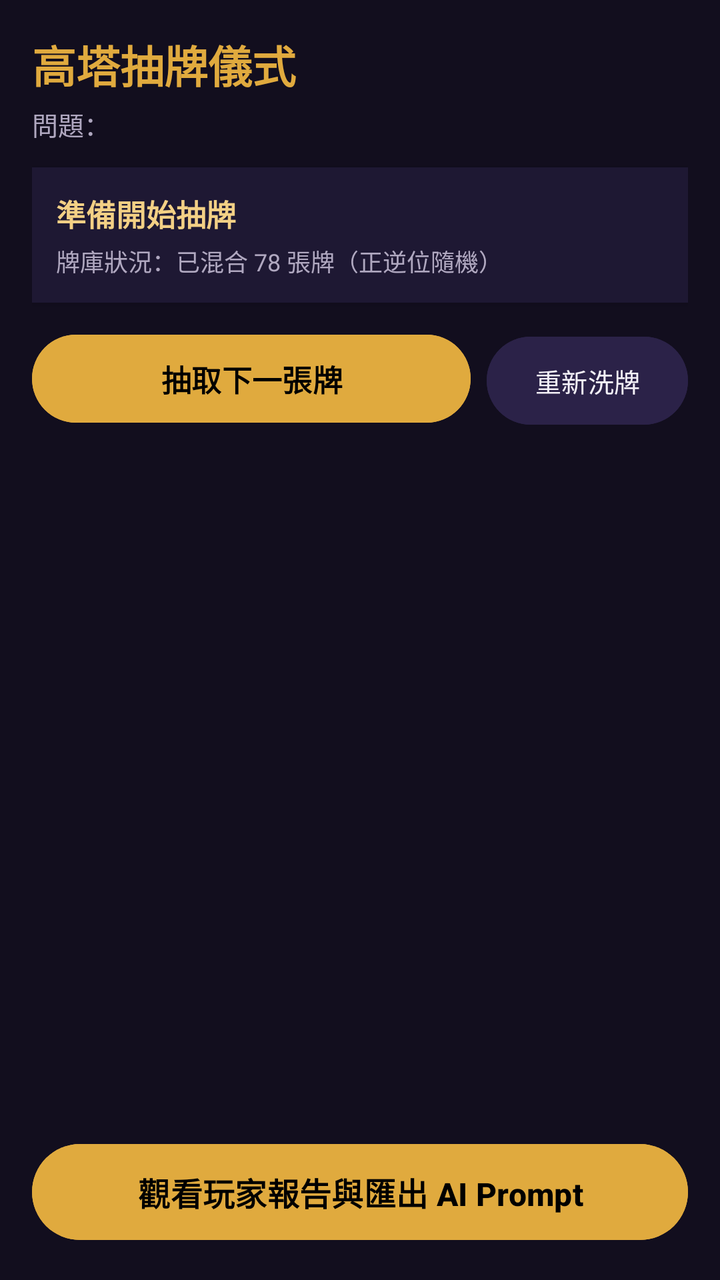
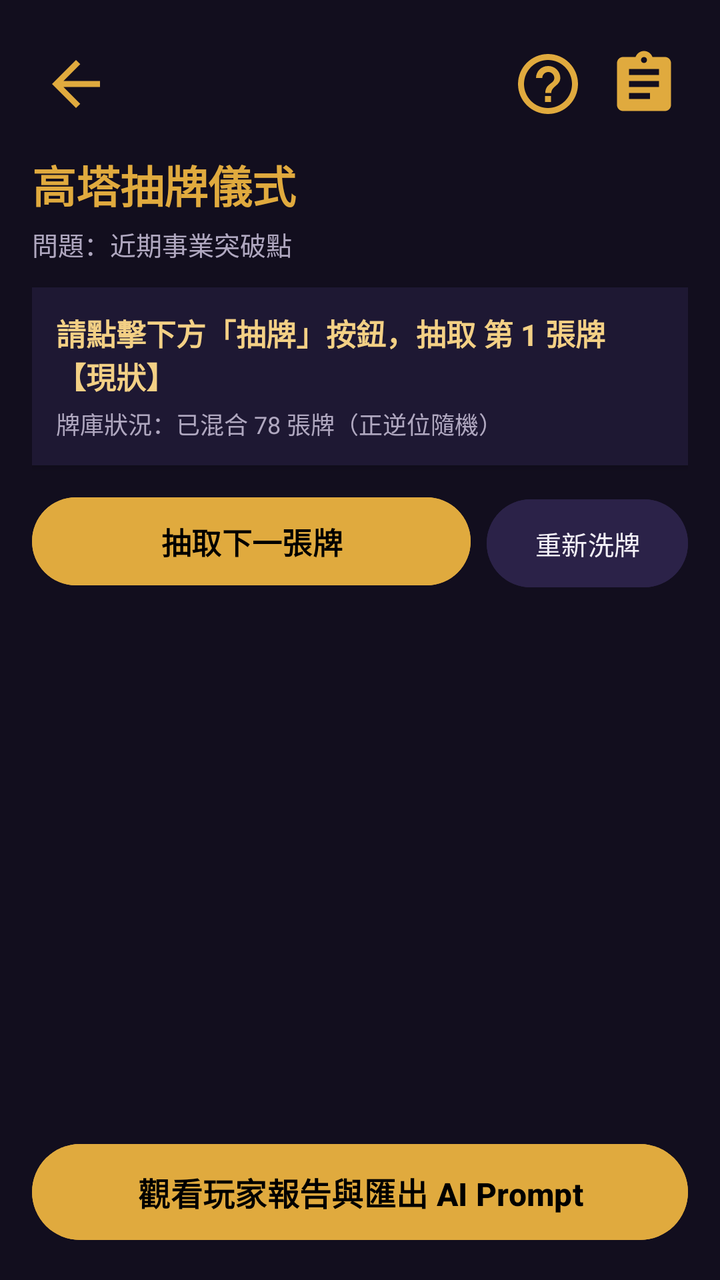

The first picture is an Android layout as it rendered before a commit; the second is the same layout after the commit. The layout source and the unified diff follow.
<!-- AndroidManifest.xml: application theme Theme.Tarot -->
<!-- res/layout/activity_draw.xml -->
<?xml version="1.0" encoding="utf-8"?>
<LinearLayout xmlns:android="http://schemas.android.com/apk/res/android"
    android:id="@+id/main"
    android:layout_width="match_parent"
    android:layout_height="match_parent"
    android:orientation="vertical"
    android:background="@color/tarot_bg_dark"
    android:padding="16dp">

    
    <TextView
        android:layout_width="wrap_content"
        android:layout_height="wrap_content"
        android:text="@string/title_draw"
        android:textColor="@color/tarot_gold_accent"
        android:textSize="22sp"
        android:textStyle="bold" />

    <TextView
        android:id="@+id/tv_draw_question"
        android:layout_width="match_parent"
        android:layout_height="wrap_content"
        android:layout_marginTop="4dp"
        android:text="@string/draw_question_placeholder"
        android:textColor="@color/tarot_text_secondary"
        android:textSize="13sp"
        android:ellipsize="end"
        android:maxLines="1" />

    
    <LinearLayout
        android:layout_width="match_parent"
        android:layout_height="wrap_content"
        android:layout_marginTop="12dp"
        android:orientation="vertical"
        android:padding="12dp"
        android:background="@color/tarot_surface"
        android:elevation="2dp">

        <TextView
            android:id="@+id/tv_draw_prompt"
            android:layout_width="wrap_content"
            android:layout_height="wrap_content"
            android:text="@string/draw_prompt_placeholder"
            android:textColor="@color/tarot_gold_light"
            android:textSize="15sp"
            android:textStyle="bold" />

        <TextView
            android:id="@+id/tv_deck_status"
            android:layout_width="wrap_content"
            android:layout_height="wrap_content"
            android:layout_marginTop="4dp"
            android:text="@string/deck_status_placeholder"
            android:textColor="@color/tarot_text_secondary"
            android:textSize="12sp" />
    </LinearLayout>

    
    <LinearLayout
        android:layout_width="match_parent"
        android:layout_height="wrap_content"
        android:layout_marginTop="12dp"
        android:orientation="horizontal">

        <com.google.android.material.button.MaterialButton
            android:id="@+id/btn_draw_card"
            android:layout_width="0dp"
            android:layout_height="52dp"
            android:layout_weight="1"
            android:text="@string/btn_draw_card"
            android:textColor="@color/black"
            android:textSize="15sp"
            android:textStyle="bold"
            android:backgroundTint="@color/tarot_gold_accent" />

        <com.google.android.material.button.MaterialButton
            android:id="@+id/btn_shuffle_deck"
            android:layout_width="wrap_content"
            android:layout_height="52dp"
            android:layout_marginStart="8dp"
            android:text="@string/btn_shuffle_again"
            android:textColor="@color/tarot_text_primary"
            android:textSize="13sp"
            android:backgroundTint="@color/tarot_surface_variant" />
    </LinearLayout>

    
    <androidx.recyclerview.widget.RecyclerView
        android:id="@+id/rv_drawn_cards"
        android:layout_width="match_parent"
        android:layout_height="0dp"
        android:layout_weight="1"
        android:layout_marginTop="12dp" />

    
    <com.google.android.material.button.MaterialButton
        android:id="@+id/btn_go_report"
        android:layout_width="match_parent"
        android:layout_height="56dp"
        android:layout_marginTop="12dp"
        android:enabled="false"
        android:text="@string/btn_view_report"
        android:textColor="@color/black"
        android:textSize="16sp"
        android:textStyle="bold"
        android:backgroundTint="@color/tarot_gold_accent" />

</LinearLayout>
<!-- resources referenced by this layout -->
<resources>
  <color name="black">#FF000000</color>
  <color name="tarot_bg_dark">#120E1E</color>
  <color name="tarot_gold_accent">#E0AA3E</color>
  <color name="tarot_gold_light">#F3D085</color>
  <color name="tarot_surface">#1E1833</color>
  <color name="tarot_surface_variant">#2B2248</color>
  <color name="tarot_text_primary">#F4F1F8</color>
  <color name="tarot_text_secondary">#B0A8C0</color>
  <string name="btn_draw_card">抽取下一張牌</string>
  <string name="btn_shuffle_again">重新洗牌</string>
  <string name="btn_view_report">觀看玩家報告與匯出 AI Prompt</string>
  <string name="deck_status_placeholder">牌庫狀況：已混合 78 張牌（正逆位隨機）</string>
  <string name="draw_prompt_placeholder">準備開始抽牌</string>
  <string name="draw_question_placeholder">問題：</string>
  <string name="title_draw">高塔抽牌儀式</string>
  <style name="Theme.Tarot" parent="Base.Theme.Tarot" />
  <style name="Base.Theme.Tarot" parent="Theme.Material3.DayNight.NoActionBar">
          
          <item name="android:windowBackground">@color/tarot_bg_dark</item>
          <item name="colorPrimary">@color/tarot_purple_primary</item>
          <item name="colorSecondary">@color/tarot_gold_accent</item>
          <item name="colorSurface">@color/tarot_surface</item>
          <item name="android:textColorPrimary">@color/tarot_text_primary</item>
          <item name="android:textColorSecondary">@color/tarot_text_secondary</item>
          <item name="android:statusBarColor">@color/tarot_bg_dark</item>
      </style>
  <color name="tarot_purple_primary">#9D4EDD</color>
</resources>

<!-- the commit's change to res/layout/activity_draw.xml (unified diff, before → after) -->
@@ -6,6 +6,9 @@
     android:orientation="vertical"
     android:background="@color/tarot_bg_dark"
     android:padding="16dp">
+
+    
+    <include layout="@layout/layout_top_header" />
 
     
     <TextView
@@ -21,7 +24,7 @@
         android:layout_width="match_parent"
         android:layout_height="wrap_content"
         android:layout_marginTop="4dp"
-        android:text="@string/draw_question_placeholder"
+        android:text="問題：近期事業突破點"
         android:textColor="@color/tarot_text_secondary"
         android:textSize="13sp"
         android:ellipsize="end"
@@ -41,7 +44,7 @@
             android:id="@+id/tv_draw_prompt"
             android:layout_width="wrap_content"
             android:layout_height="wrap_content"
-            android:text="@string/draw_prompt_placeholder"
+            android:text="請點擊下方「抽牌」按鈕，抽取 第 1 張牌【現狀】"
             android:textColor="@color/tarot_gold_light"
             android:textSize="15sp"
             android:textStyle="bold" />
@@ -51,7 +54,7 @@
             android:layout_width="wrap_content"
             android:layout_height="wrap_content"
             android:layout_marginTop="4dp"
-            android:text="@string/deck_status_placeholder"
+            android:text="牌庫狀況：已混合 78 張牌（正逆位隨機）"
             android:textColor="@color/tarot_text_secondary"
             android:textSize="12sp" />
     </LinearLayout>
@@ -79,7 +82,7 @@
             android:layout_width="wrap_content"
             android:layout_height="52dp"
             android:layout_marginStart="8dp"
-            android:text="@string/btn_shuffle_again"
+            android:text="重新洗牌"
             android:textColor="@color/tarot_text_primary"
             android:textSize="13sp"
             android:backgroundTint="@color/tarot_surface_variant" />
@@ -107,3 +110,50 @@
         android:backgroundTint="@color/tarot_gold_accent" />
 
 </LinearLayout>
+<!-- res/layout/layout_top_header.xml (included above) -->
+<?xml version="1.0" encoding="utf-8"?>
+<LinearLayout xmlns:android="http://schemas.android.com/apk/res/android"
+    android:id="@+id/layout_top_header"
+    android:layout_width="match_parent"
+    android:layout_height="wrap_content"
+    android:orientation="horizontal"
+    android:gravity="center_vertical"
+    android:paddingVertical="4dp"
+    android:layout_marginBottom="8dp">
+
+    
+    <ImageButton
+        android:id="@+id/btn_header_back"
+        android:layout_width="44dp"
+        android:layout_height="44dp"
+        android:background="?attr/selectableItemBackgroundBorderless"
+        android:contentDescription="返回上一頁"
+        android:scaleType="centerInside"
+        android:src="@drawable/ic_back_gold" />
+
+    <View
+        android:layout_width="0dp"
+        android:layout_height="1dp"
+        android:layout_weight="1" />
+
+    
+    <ImageButton
+        android:id="@+id/btn_header_help"
+        android:layout_width="44dp"
+        android:layout_height="44dp"
+        android:background="?attr/selectableItemBackgroundBorderless"
+        android:contentDescription="使用說明"
+        android:scaleType="centerInside"
+        android:src="@drawable/ic_help_gold" />
+
+    <ImageButton
+        android:id="@+id/btn_header_history"
+        android:layout_width="44dp"
+        android:layout_height="44dp"
+        android:layout_marginStart="4dp"
+        android:background="?attr/selectableItemBackgroundBorderless"
+        android:contentDescription="歷史記事本"
+        android:scaleType="centerInside"
+        android:src="@drawable/ic_notebook_gold" />
+
+</LinearLayout>
<!-- resource entries referenced after the edit -->
@@ -8,12 +8,41 @@
   <color name="tarot_surface_variant">#2B2248</color>
   <color name="tarot_text_primary">#F4F1F8</color>
   <color name="tarot_text_secondary">#B0A8C0</color>
+  <!-- drawable ic_back_gold (drawable) -->
+  <?xml version="1.0" encoding="utf-8"?>
+  <vector xmlns:android="http://schemas.android.com/apk/res/android"
+      android:width="36dp"
+      android:height="36dp"
+      android:viewportWidth="24"
+      android:viewportHeight="24">
+      <path
+          android:fillColor="@color/tarot_gold_accent"
+          android:pathData="M20,11H7.83l5.59,-5.59L12,4l-8,8 8,8 1.41,-1.41L7.83,13H20v-2z" />
+  </vector>
+  <!-- drawable ic_help_gold (drawable) -->
+  <?xml version="1.0" encoding="utf-8"?>
+  <vector xmlns:android="http://schemas.android.com/apk/res/android"
+      android:width="36dp"
+      android:height="36dp"
+      android:viewportWidth="24"
+      android:viewportHeight="24">
+      <path
+          android:fillColor="@color/tarot_gold_accent"
+          android:pathData="M12,2C6.48,2 2,6.48 2,12s4.48,10 10,10 10,-4.48 10,-10S17.52,2 12,2zM12,20c-4.41,0 -8,-3.59 -8,-8s3.59,-8 8,-8 8,3.59 8,8 -3.59,8 -8,8zM12,6c-2.21,0 -4,1.79 -4,4h2.1c0,-1.1 0.9,-2 2.0, -2s2.0,0.9 2.0,2c0,2 -3.0,1.75 -3.0,5h2c0,-2.25 3.0,-2.5 3.0,-5 0,-2.21 -1.79,-4 -4,-4zM11,16h2v2h-2v-2z" />
+  </vector>
+  <!-- drawable ic_notebook_gold (drawable) -->
+  <?xml version="1.0" encoding="utf-8"?>
+  <vector xmlns:android="http://schemas.android.com/apk/res/android"
+      android:width="36dp"
+      android:height="36dp"
+      android:viewportWidth="24"
+      android:viewportHeight="24">
+      <path
+          android:fillColor="@color/tarot_gold_accent"
+          android:pathData="M19,3h-4.18C14.4,1.84 13.3,1 12,1S9.6,1.84 9.18,3H5C3.9,3 3,3.9 3,5v14c0,1.1 0.9,2 2,2h14c1.1,0 2,-0.9 2,-2V5C21,3.9 20.1,3 19,3zM12,3c0.55,0 1,0.45 1,1s-0.45,1 -1,1 -1,-0.45 -1,-1 0.45,-1 1,-1zM14,17H7v-2h7V17zM17,13H7v-2h10V13zM17,9H7V7h10V9z" />
+  </vector>
   <string name="btn_draw_card">抽取下一張牌</string>
-  <string name="btn_shuffle_again">重新洗牌</string>
   <string name="btn_view_report">觀看玩家報告與匯出 AI Prompt</string>
-  <string name="deck_status_placeholder">牌庫狀況：已混合 78 張牌（正逆位隨機）</string>
-  <string name="draw_prompt_placeholder">準備開始抽牌</string>
-  <string name="draw_question_placeholder">問題：</string>
   <string name="title_draw">高塔抽牌儀式</string>
   <style name="Theme.Tarot" parent="Base.Theme.Tarot" />
   <style name="Base.Theme.Tarot" parent="Theme.Material3.DayNight.NoActionBar">
@@ -25,7 +54,21 @@
           <item name="android:textColorPrimary">@color/tarot_text_primary</item>
           <item name="android:textColorSecondary">@color/tarot_text_secondary</item>
           <item name="android:statusBarColor">@color/tarot_bg_dark</item>
+  
+          
+          <item name="alertDialogTheme">@style/Theme.Tarot.Dialog</item>
+  
+          
+          <item name="materialAlertDialogTheme">@style/Theme.Tarot.Dialog</item>
       </style>
   <color name="tarot_purple_primary">#9D4EDD</color>
+  <style name="Theme.Tarot.Dialog" parent="ThemeOverlay.Material3.MaterialAlertDialog">
+          <item name="android:background">@color/tarot_surface</item>
+          <item name="colorSurface">@color/tarot_surface</item>
+          <item name="android:textColorPrimary">@color/tarot_text_primary</item>
+          <item name="android:textColorSecondary">@color/tarot_text_secondary</item>
+          <item name="colorAccent">@color/tarot_gold_accent</item>
+          <item name="colorPrimary">@color/tarot_gold_accent</item>
+      </style>
 </resources>
 
